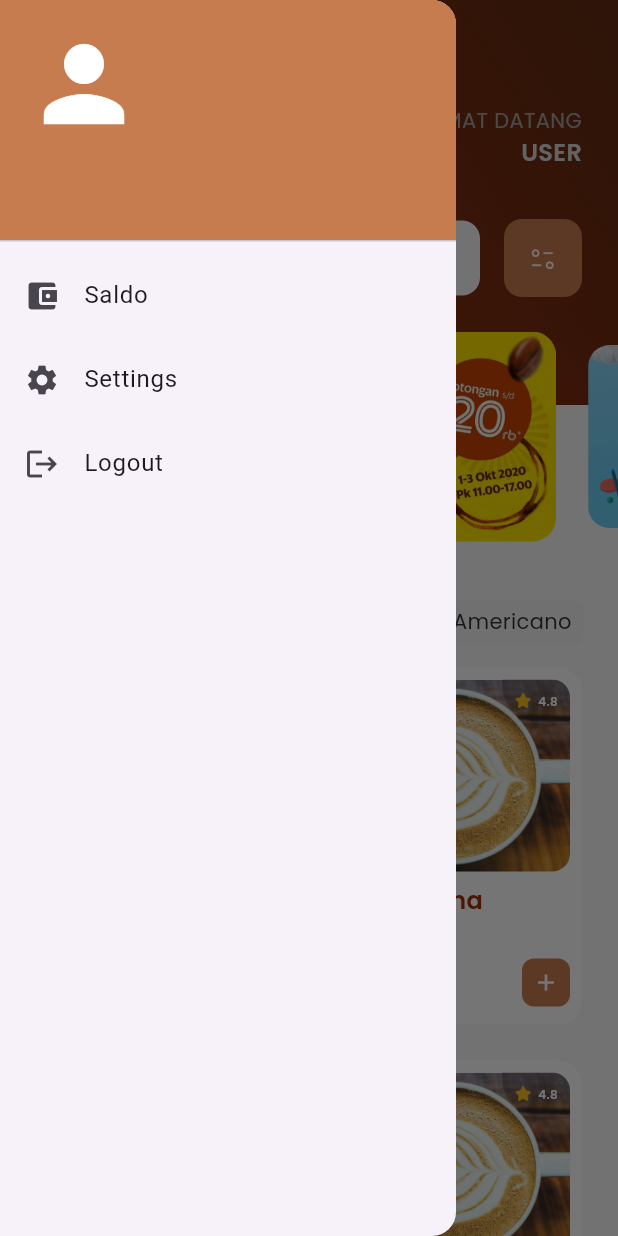
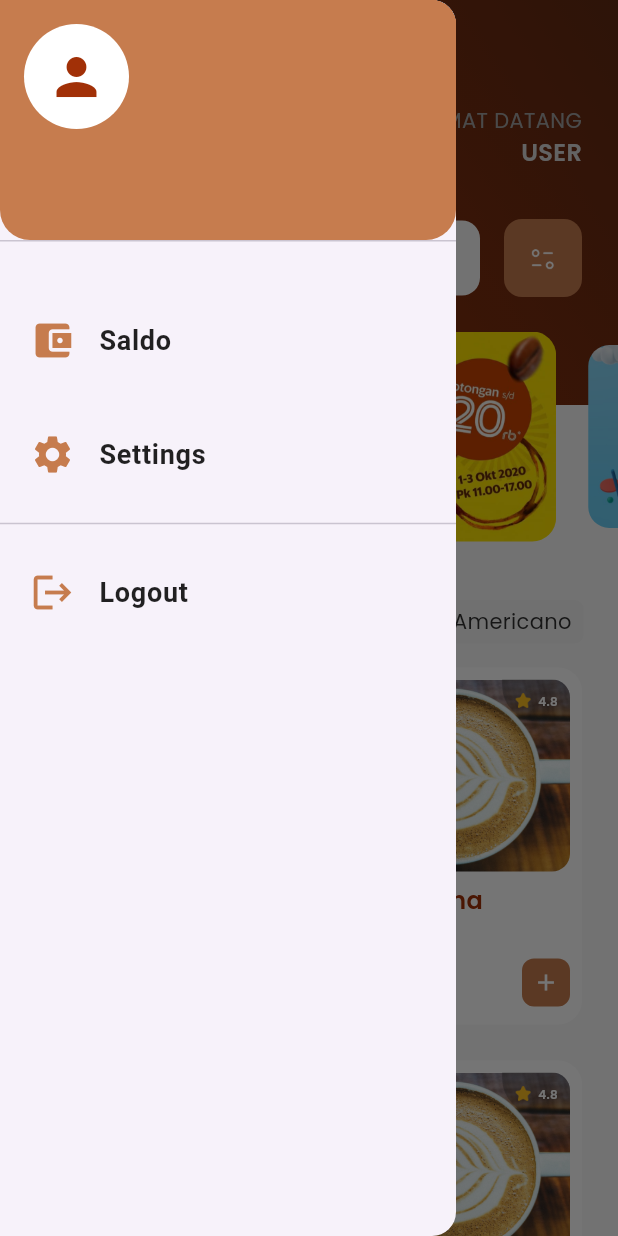
Before and after one commit to RaidFortallz/UAS_Mobile2, a Flutter app: the HomeFragment screen opened directly, after a tap on the "menu" icon, on a phone screen of 412 x 824 dp. Run offline on Flutter 3.47's test engine with Material 3 defaults, Android fonts, the phone set to English and light mode, and no system bars; drawn by our look-alikes of carousel_slider, flutter_bounceable; our stand-ins replace cloud_firestore, firebase_auth, firebase_core, gap, lottie; accounts and stored records are empty.

Commit message:
Update UI Sidebar

```diff
--- a/lib/Frontend/Hal_Dashboard/saldo.dart
+++ b/lib/Frontend/Hal_Dashboard/saldo.dart
@@ -73,39 +73,35 @@ class _SaldoPageState extends State<SaldoPage> {
                     const Icon(Icons.account_balance_wallet,
                         size: 100, color: warnaKopi3),
                     const SizedBox(height: 20),
-                    // Modernized "Saldo Anda" text
                     Text(
                       'Saldo Anda',
                       style: TextStyle(
                         fontSize: 30,
-                        fontWeight: FontWeight.w700, // Bold with a modern touch
-                        letterSpacing: 1.5, // Add spacing between letters
-                        color: Colors.black.withOpacity(0.7), // Softer black
+                        fontWeight: FontWeight.w700,
+                        letterSpacing: 1.5,
+                        color: Colors.black.withOpacity(0.7),
                         shadows: [
                           Shadow(
-                            offset: Offset(2, 2),
+                            offset: const Offset(2, 2),
                             blurRadius: 4,
-                            color: Colors.grey.withOpacity(
-                                0.5), // Shadow effect for modern look
+                            color: Colors.grey.withOpacity(0.5),
                           ),
                         ],
                       ),
                     ),
                     const SizedBox(height: 12),
-                    // Modernized Saldo text with larger font and additional styling
                     Text(
                       'Rp ${saldo.toStringAsFixed(0)}',
                       style: TextStyle(
                         fontSize: 42,
                         fontWeight: FontWeight.bold,
-                        color: warnaKopi3, // Still using the kopi3 color
-                        letterSpacing: 1.5, // Add spacing between digits
+                        color: warnaKopi3,
+                        letterSpacing: 1.5,
                         shadows: [
                           Shadow(
-                            offset: Offset(2, 2),
+                            offset: const Offset(2, 2),
                             blurRadius: 6,
-                            color: Colors.grey
-                                .withOpacity(0.4), // Subtle shadow for effect
+                            color: Colors.grey.withOpacity(0.4),
                           ),
                         ],
                       ),
--- a/lib/Frontend/Hal_Dashboard/sidebar.dart
+++ b/lib/Frontend/Hal_Dashboard/sidebar.dart
@@ -37,7 +37,9 @@ class _SidebarPageState extends State<SidebarPage> {
         });
       } catch (e) {
         if (e is FirebaseException) {
-        } else {}
+        } else {
+          // Handle any other errors
+        }
       }
     }
   }
@@ -49,16 +51,31 @@ class _SidebarPageState extends State<SidebarPage> {
         padding: EdgeInsets.zero,
         children: [
           DrawerHeader(
-            decoration: const BoxDecoration(color: warnaKopi3),
+            decoration: const BoxDecoration(
+              color: warnaKopi3,
+              borderRadius: BorderRadius.only(
+                bottomLeft: Radius.circular(20),
+                bottomRight: Radius.circular(20),
+              ),
+            ),
             child: Column(
               crossAxisAlignment: CrossAxisAlignment.start,
               children: [
-                const Icon(Icons.person, size: 80, color: Colors.white),
-                const SizedBox(height: 8),
+                const CircleAvatar(
+                  radius: 35,
+                  backgroundColor: Colors.white,
+                  child: Icon(
+                    Icons.person,
+                    size: 40,
+                    color: warnaKopi2,
+                  ),
+                ),
+                const SizedBox(height: 10),
                 Text(
                   username,
                   style: const TextStyle(
-                    fontSize: 18,
+                    fontSize: 20,
+                    fontWeight: FontWeight.bold,
                     color: Colors.white,
                   ),
                 ),
@@ -72,23 +89,29 @@ class _SidebarPageState extends State<SidebarPage> {
               ],
             ),
           ),
-          ListTile(
-            leading: const Icon(Icons.account_balance_wallet),
-            title: const Text('Saldo'),
+          const SizedBox(height: 20),
+          // Item Menu
+          _buildMenuItem(
+            context,
+            icon: Icons.account_balance_wallet,
+            title: 'Saldo',
             onTap: () {
               Navigator.pushNamed(context, '/saldo');
             },
           ),
-          ListTile(
-            leading: const Icon(Icons.settings),
-            title: const Text('Settings'),
+          _buildMenuItem(
+            context,
+            icon: Icons.settings,
+            title: 'Settings',
             onTap: () {
               Navigator.pushNamed(context, '/settings');
             },
           ),
-          ListTile(
-            leading: const Icon(Icons.logout),
-            title: const Text('Logout'),
+          const Divider(),
+          _buildMenuItem(
+            context,
+            icon: Icons.logout,
+            title: 'Logout',
             onTap: () async {
               try {
                 await authService.logout();
@@ -113,4 +136,27 @@ class _SidebarPageState extends State<SidebarPage> {
       ),
     );
   }
+
+  Widget _buildMenuItem(BuildContext context,
+      {required IconData icon,
+      required String title,
+      required Function() onTap}) {
+    return ListTile(
+      leading: Icon(
+        icon,
+        size: 30,
+        color: warnaKopi3,
+      ),
+      title: Text(
+        title,
+        style: const TextStyle(
+          fontSize: 18,
+          fontWeight: FontWeight.w600,
+          color: Colors.black87,
+        ),
+      ),
+      contentPadding: const EdgeInsets.symmetric(horizontal: 20, vertical: 10),
+      onTap: onTap,
+    );
+  }
 }
```
